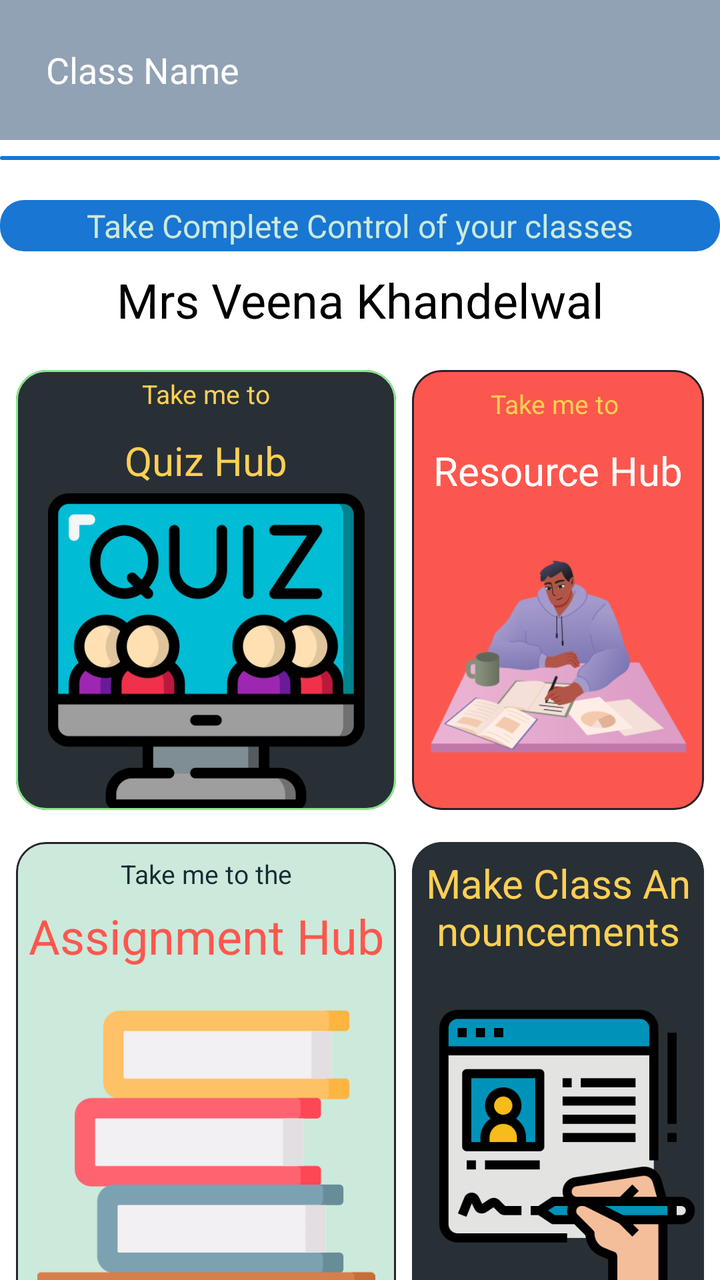
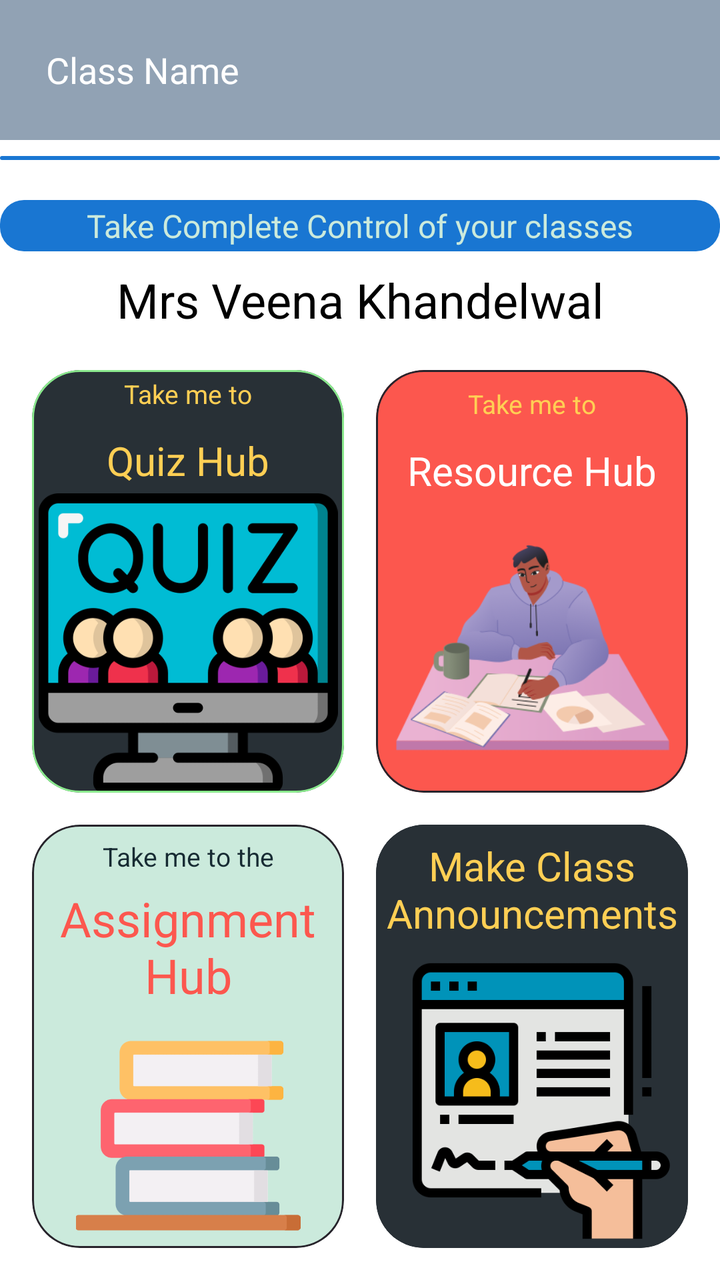

Two renders of the same Android screen: before a commit and after it. Below are the layout's source before the change and the commit's diff.
<!-- AndroidManifest.xml: application theme Theme.Reater -->
<!-- res/layout/fragment_teacher_class_details.xml -->
<?xml version="1.0" encoding="utf-8"?>
<layout xmlns:android="http://schemas.android.com/apk/res/android"
    xmlns:app="http://schemas.android.com/apk/res-auto"
    xmlns:tools="http://schemas.android.com/tools">



    <androidx.constraintlayout.widget.ConstraintLayout
        android:layout_width="match_parent"
        android:layout_height="match_parent"
        android:background="@color/white"
        tools:context=".teacherapp.TeacherMainActivity">

        <androidx.appcompat.widget.Toolbar
            android:id="@+id/toolbar2"
            android:layout_width="match_parent"
            android:layout_height="70dp"
            android:background="@color/slightgrey"
            app:layout_constraintEnd_toEndOf="parent"
            app:layout_constraintStart_toStartOf="parent"
            app:layout_constraintTop_toTopOf="parent">

            <TextView
                android:id="@+id/ClassNameID"
                android:layout_width="match_parent"
                android:layout_height="50dp"
                android:gravity="center|start"

                android:padding="7dp"
                android:text="Class Name"
                android:textColor="@color/white"
                android:textSize="18sp"
                app:fontFamily="@font/barlow_extrabold"
                tools:layout_editor_absoluteX="16dp"
                tools:layout_editor_absoluteY="10dp">

            </TextView>
        </androidx.appcompat.widget.Toolbar>

        <View
            android:id="@+id/view5"
            android:layout_width="match_parent"
            android:layout_height="2dp"
            android:layout_marginTop="8dp"
            android:background="@drawable/lcr"
            app:layout_constraintEnd_toEndOf="parent"
            app:layout_constraintStart_toStartOf="parent"
            app:layout_constraintTop_toBottomOf="@+id/toolbar2">

        </View>


        <TextView
            android:id="@+id/textView56"
            android:layout_width="0dp"
            android:layout_height="wrap_content"
            android:layout_marginTop="20dp"
            android:background="@drawable/lcr"
            android:gravity="center"
            android:padding="2dp"
            android:text="Take Complete Control of your classes"
            android:textColor="@color/maybecyant"
            android:textSize="16sp"
            app:fontFamily="@font/mazzardextrabold"
            app:layout_constraintEnd_toEndOf="parent"
            app:layout_constraintHorizontal_bias="0.0"
            app:layout_constraintStart_toStartOf="parent"
            app:layout_constraintTop_toBottomOf="@+id/view5" />

        <TextView
            android:id="@+id/textView58"
            android:layout_width="0dp"
            android:layout_height="wrap_content"
            android:layout_marginTop="5dp"

            android:gravity="center"
            android:padding="3dp"
            android:text="Mrs Veena Khandelwal"
            android:textColor="@color/black"
            android:textSize="24sp"
            app:fontFamily="@font/barlow_extrabold"
            app:layout_constraintEnd_toEndOf="parent"
            app:layout_constraintStart_toStartOf="parent"
            app:layout_constraintTop_toBottomOf="@+id/textView56" />

        <com.google.android.material.card.MaterialCardView
            android:id="@+id/cardViewA"
            android:layout_width="190dp"
            app:strokeWidth="1dp"
            app:strokeColor="@color/brightgreen"
            app:cardBackgroundColor="@color/ShadeofDark"

            android:layout_height="220dp"
            android:layout_marginStart="8dp"
            app:cardCornerRadius="15dp"
            android:layout_marginTop="16dp"
            app:layout_constraintStart_toStartOf="parent"
            app:layout_constraintTop_toBottomOf="@+id/textView58">

            

            <androidx.constraintlayout.widget.ConstraintLayout
                android:layout_width="match_parent"
                android:layout_height="match_parent">

                <TextView
                    android:id="@+id/textView62"
                    android:layout_width="wrap_content"
                    android:layout_height="wrap_content"
                    android:text="Take me to"
                    android:gravity="center"
                    android:padding="3dp"
                    android:textColor="@color/yellow"
                    android:textSize="13sp"
                    app:fontFamily="@font/mazzardextrabold"
                    app:layout_constraintEnd_toEndOf="parent"
                    app:layout_constraintStart_toStartOf="parent"
                    app:layout_constraintTop_toTopOf="parent" />

                <TextView
                    android:id="@+id/textView63"
                    android:layout_width="wrap_content"
                    android:layout_height="wrap_content"
                    android:layout_marginTop="5dp"
                    android:text="Quiz Hub"
                    android:gravity="center"
                    android:padding="3dp"
                    android:textColor="@color/yellow"
                    android:textSize="20sp"
                    app:fontFamily="@font/mazzardextrabold"
                    app:layout_constraintEnd_toEndOf="parent"
                    app:layout_constraintStart_toStartOf="parent"
                    app:layout_constraintTop_toBottomOf="@+id/textView62" />

                <ImageView
                    android:id="@+id/imageView37"
                    android:layout_width="0dp"
                    android:layout_height="0dp"
                    app:layout_constraintBottom_toBottomOf="parent"
                    app:layout_constraintEnd_toEndOf="parent"
                    app:layout_constraintStart_toStartOf="parent"
                    app:layout_constraintTop_toBottomOf="@id/textView63"
                    app:srcCompat="@drawable/quiz_new_icon" />
            </androidx.constraintlayout.widget.ConstraintLayout>
        </com.google.android.material.card.MaterialCardView>

        
        <com.google.android.material.card.MaterialCardView
            android:id="@+id/cardViewB"
            android:layout_width="0dp"
            android:layout_height="0dp"
            android:layout_marginStart="8dp"
            android:layout_marginEnd="8dp"
            app:cardBackgroundColor="@color/mixred"
            app:cardCornerRadius="15dp"
            app:layout_constraintBottom_toBottomOf="@+id/cardViewA"
            app:layout_constraintEnd_toEndOf="parent"
            app:layout_constraintStart_toEndOf="@+id/cardViewA"
            app:layout_constraintTop_toTopOf="@+id/cardViewA"
            app:strokeColor="@color/BalticSeabgcolor"
            app:strokeWidth="1dp">


            <androidx.constraintlayout.widget.ConstraintLayout
                android:layout_width="match_parent"
                android:layout_height="match_parent">

                <TextView
                    android:id="@+id/textView65"
                    android:layout_width="wrap_content"
                    android:layout_height="wrap_content"
                    android:layout_marginTop="5dp"
                    android:gravity="center"
                    android:padding="3dp"
                    android:text="Resource Hub"
                    android:textColor="@color/white"
                    android:textSize="20sp"
                    app:fontFamily="@font/mazzardextrabold"
                    app:layout_constraintEnd_toEndOf="parent"
                    app:layout_constraintStart_toStartOf="parent"
                    app:layout_constraintTop_toBottomOf="@+id/textView66" />

                <ImageView
                    android:id="@+id/imageView39"
                    android:layout_width="wrap_content"
                    android:layout_height="0dp"
                    android:layout_marginTop="3dp"
                    app:layout_constraintBottom_toBottomOf="parent"
                    app:layout_constraintEnd_toEndOf="parent"
                    app:layout_constraintStart_toStartOf="parent"
                    app:layout_constraintTop_toBottomOf="@+id/textView65"
                    app:srcCompat="@drawable/doinghomework" />

                <TextView
                    android:id="@+id/textView66"
                    android:layout_width="wrap_content"
                    android:layout_height="wrap_content"
                    android:layout_marginTop="5dp"
                    android:gravity="center"
                    android:padding="3dp"
                    android:text="Take me to "
                    android:textColor="@color/yellow"
                    android:textSize="13sp"
                    app:fontFamily="@font/mazzardextrabold"
                    app:layout_constraintEnd_toEndOf="parent"
                    app:layout_constraintStart_toStartOf="parent"
                    app:layout_constraintTop_toTopOf="parent" />
            </androidx.constraintlayout.widget.ConstraintLayout>
        </com.google.android.material.card.MaterialCardView>

        <com.google.android.material.card.MaterialCardView
            android:id="@+id/cardViewC"
            android:layout_width="190dp"
            android:layout_height="240dp"
            android:layout_marginStart="8dp"
            app:strokeWidth="1dp"
            app:strokeColor="@color/BalticSeabgcolor"
            app:cardCornerRadius="15dp"
            app:cardBackgroundColor="@color/maybecyant"
            android:layout_marginTop="16dp"
            app:layout_constraintStart_toStartOf="parent"
            app:layout_constraintTop_toBottomOf="@+id/cardViewA">

            <androidx.constraintlayout.widget.ConstraintLayout
                android:layout_width="match_parent"
                android:layout_height="match_parent">

                <TextView
                    android:id="@+id/textView60"
                    android:layout_width="wrap_content"
                    android:layout_height="wrap_content"
                    android:layout_marginTop="4dp"
                    android:gravity="center"
                    android:padding="3dp"
                    android:text="Take me to the"
                    android:textColor="@color/greenishbg"
                    android:textSize="13sp"
                    app:fontFamily="@font/mazzardextrabold"
                    app:layout_constraintEnd_toEndOf="parent"
                    app:layout_constraintStart_toStartOf="parent"
                    app:layout_constraintTop_toTopOf="parent" />

                <ImageView
                    android:id="@+id/imageView36"
                    android:layout_width="0dp"
                    android:layout_height="0dp"
                    android:layout_marginTop="5dp"
                    app:layout_constraintBottom_toBottomOf="parent"
                    app:layout_constraintEnd_toEndOf="parent"
                    app:layout_constraintHorizontal_bias="0.0"
                    app:layout_constraintStart_toStartOf="parent"
                    app:layout_constraintTop_toBottomOf="@+id/textView61"
                    app:srcCompat="@drawable/books" />

                <TextView
                    android:id="@+id/textView61"
                    android:layout_width="wrap_content"
                    android:layout_height="wrap_content"
                    android:gravity="center"
                    android:padding="3dp"
                    android:text="Assignment Hub"
                    android:textColor="@color/mixred"
                    android:textSize="24sp"
                    app:fontFamily="@font/barlow_extrabold"
                    app:layout_constraintEnd_toEndOf="parent"
                    app:layout_constraintStart_toStartOf="parent"
                    app:layout_constraintTop_toBottomOf="@+id/textView60" />
            </androidx.constraintlayout.widget.ConstraintLayout>
        </com.google.android.material.card.MaterialCardView>

        
        <com.google.android.material.card.MaterialCardView
            android:id="@+id/cardViewD"
            android:layout_width="0dp"
            android:layout_height="0dp"
            app:cardBackgroundColor="@color/ShadeofDark"
            app:strokeWidth="1dp"
            app:strokeColor="@color/ShadeofDark"
            android:layout_marginStart="8dp"
            android:layout_marginTop="16dp"
            app:cardCornerRadius="15dp"
            android:layout_marginEnd="8dp"
            app:layout_constraintBottom_toBottomOf="@+id/cardViewC"
            app:layout_constraintEnd_toEndOf="parent"
            app:layout_constraintStart_toEndOf="@+id/cardViewC"
            app:layout_constraintTop_toBottomOf="@+id/cardViewB">

            

            <androidx.constraintlayout.widget.ConstraintLayout
                android:layout_width="match_parent"
                android:layout_height="match_parent">

                <TextView
                    android:id="@+id/textView64"
                    android:layout_width="wrap_content"
                    android:layout_height="wrap_content"
                    android:layout_marginTop="4dp"
                    android:gravity="center"
                    android:padding="3dp"
                    android:text="Make Class Announcements"
                    android:textColor="@color/yellow"
                    android:textSize="20sp"
                    app:fontFamily="@font/mazzardextrabold"
                    app:layout_constraintEnd_toEndOf="parent"
                    app:layout_constraintStart_toStartOf="parent"
                    app:layout_constraintTop_toTopOf="parent" />

                <ImageView
                    android:id="@+id/imageView38"
                    android:layout_width="wrap_content"
                    android:layout_height="0dp"
                    android:layout_marginTop="4dp"
                    app:layout_constraintBottom_toBottomOf="parent"
                    app:layout_constraintEnd_toEndOf="parent"
                    app:layout_constraintStart_toStartOf="parent"
                    app:layout_constraintTop_toBottomOf="@+id/textView64"
                    app:srcCompat="@drawable/register" />
            </androidx.constraintlayout.widget.ConstraintLayout>
        </com.google.android.material.card.MaterialCardView>



    </androidx.constraintlayout.widget.ConstraintLayout>
</layout>
<!-- resources referenced by this layout -->
<resources>
  <color name="BalticSeabgcolor">#28242c</color>
  <color name="ShadeofDark">#283036</color>
  <color name="black">#FF000000</color>
  <color name="brightgreen">#8AE98D</color>
  <color name="greenishbg">#172B33</color>
  <color name="maybecyant">#cbeadc</color>
  <color name="mixred">#FC574E</color>
  <color name="slightgrey">#91a2b4</color>
  <color name="white">#FFFFFF</color>
  <color name="yellow">#FFCF54</color>
  <!-- drawable books: png bitmap (drawable-v24, 6737 bytes) -->
  <!-- drawable doinghomework: png bitmap (drawable-v24, 25525 bytes) -->
  <!-- drawable lcr (drawable) -->
  <?xml version="1.0" encoding="utf-8"?>
  <shape xmlns:android="http://schemas.android.com/apk/res/android">
      <solid android:color="@color/colorPrimary"/>
      <corners android:radius="12dp" />
  </shape>
  <!-- drawable quiz_new_icon: png bitmap (drawable-v24, 29377 bytes) -->
  <!-- drawable register: png bitmap (drawable-v24, 14361 bytes) -->
  <style name="Theme.Reater" parent="Theme.Material3.DayNight.NoActionBar">
          
          <item name="colorPrimary">@color/iiitu_navy</item>
          <item name="colorOnPrimary">@color/iiitu_white</item>
          <item name="colorPrimaryContainer">@color/iiitu_navy_light</item>
          <item name="colorOnPrimaryContainer">@color/iiitu_white</item>
          <item name="colorSecondary">@color/iiitu_accent</item>
          <item name="colorOnSecondary">@color/iiitu_white</item>
          <item name="colorSecondaryContainer">@color/iiitu_navy_dark</item>
          <item name="colorOnSecondaryContainer">@color/iiitu_white</item>
          <item name="colorTertiary">@color/iiitu_gold</item>
          <item name="colorOnTertiary">@color/iiitu_navy_dark</item>
          <item name="colorTertiaryContainer">@color/iiitu_gold_light</item>
          <item name="colorOnTertiaryContainer">@color/iiitu_navy</item>
          <item name="colorError">@color/colorError</item>
          <item name="colorOnError">@color/colorOnError</item>
          <item name="colorSurface">@color/iiitu_white</item>
          <item name="colorOnSurface">@color/premium_text_primary</item>
          <item name="colorSurfaceVariant">@color/iiitu_light_bg</item>
          <item name="colorOnSurfaceVariant">@color/premium_text_secondary</item>
  
          
          <item name="android:colorBackground">@color/iiitu_light_bg</item>
          <item name="android:statusBarColor" tools:targetApi="l">@color/iiitu_navy</item>
  
          
          <item name="android:fontFamily">sans-serif</item>
      </style>
  <color name="colorPrimary">#1976D2</color>
  <color name="iiitu_navy">#003366</color>
  <color name="iiitu_white">#FFFFFF</color>
  <color name="iiitu_navy_light">#004488</color>
  <color name="iiitu_accent">#0066CC</color>
  <color name="iiitu_navy_dark">#002244</color>
  <color name="iiitu_gold">#FFB81C</color>
  <color name="iiitu_gold_light">#FFC94D</color>
  <color name="colorError">#D32F2F</color>
  <color name="colorOnError">#FFFFFF</color>
  <color name="premium_text_primary">#0F172A</color>
  <color name="iiitu_light_bg">#F5F7FA</color>
  <color name="premium_text_secondary">#475569</color>
</resources>

<!-- the commit's change to res/layout/fragment_teacher_class_details.xml (unified diff, before → after) -->
@@ -83,21 +83,26 @@
             app:layout_constraintStart_toStartOf="parent"
             app:layout_constraintTop_toBottomOf="@+id/textView56" />
 
+        <GridLayout
+            android:layout_width="match_parent"
+            android:layout_height="0dp"
+            android:layout_margin="8dp"
+            android:columnCount="2"
+            android:rowCount="2"
+            app:layout_constraintTop_toBottomOf="@+id/textView58"
+            app:layout_constraintBottom_toBottomOf="parent">
+
         <com.google.android.material.card.MaterialCardView
             android:id="@+id/cardViewA"
-            android:layout_width="190dp"
+            android:layout_width="0dp"
+            android:layout_height="0dp"
+            android:layout_rowWeight="1"
+            android:layout_columnWeight="1"
+            android:layout_margin="8dp"
             app:strokeWidth="1dp"
             app:strokeColor="@color/brightgreen"
             app:cardBackgroundColor="@color/ShadeofDark"
-
-            android:layout_height="220dp"
-            android:layout_marginStart="8dp"
-            app:cardCornerRadius="15dp"
-            android:layout_marginTop="16dp"
-            app:layout_constraintStart_toStartOf="parent"
-            app:layout_constraintTop_toBottomOf="@+id/textView58">
-
-            
+            app:cardCornerRadius="24dp">
 
             <androidx.constraintlayout.widget.ConstraintLayout
                 android:layout_width="match_parent"
@@ -105,7 +110,7 @@
 
                 <TextView
                     android:id="@+id/textView62"
-                    android:layout_width="wrap_content"
+                    android:layout_width="match_parent"
                     android:layout_height="wrap_content"
                     android:text="Take me to"
                     android:gravity="center"
@@ -113,13 +118,11 @@
                     android:textColor="@color/yellow"
                     android:textSize="13sp"
                     app:fontFamily="@font/mazzardextrabold"
-                    app:layout_constraintEnd_toEndOf="parent"
-                    app:layout_constraintStart_toStartOf="parent"
                     app:layout_constraintTop_toTopOf="parent" />
 
                 <TextView
                     android:id="@+id/textView63"
-                    android:layout_width="wrap_content"
+                    android:layout_width="match_parent"
                     android:layout_height="wrap_content"
                     android:layout_marginTop="5dp"
                     android:text="Quiz Hub"
@@ -128,8 +131,6 @@
                     android:textColor="@color/yellow"
                     android:textSize="20sp"
                     app:fontFamily="@font/mazzardextrabold"
-                    app:layout_constraintEnd_toEndOf="parent"
-                    app:layout_constraintStart_toStartOf="parent"
                     app:layout_constraintTop_toBottomOf="@+id/textView62" />
 
                 <ImageView
@@ -149,25 +150,34 @@
             android:id="@+id/cardViewB"
             android:layout_width="0dp"
             android:layout_height="0dp"
-            android:layout_marginStart="8dp"
-            android:layout_marginEnd="8dp"
+            android:layout_rowWeight="1"
+            android:layout_columnWeight="1"
+            android:layout_margin="8dp"
             app:cardBackgroundColor="@color/mixred"
-            app:cardCornerRadius="15dp"
-            app:layout_constraintBottom_toBottomOf="@+id/cardViewA"
-            app:layout_constraintEnd_toEndOf="parent"
-            app:layout_constraintStart_toEndOf="@+id/cardViewA"
-            app:layout_constraintTop_toTopOf="@+id/cardViewA"
+            app:cardCornerRadius="24dp"
             app:strokeColor="@color/BalticSeabgcolor"
             app:strokeWidth="1dp">
 
-
             <androidx.constraintlayout.widget.ConstraintLayout
                 android:layout_width="match_parent"
                 android:layout_height="match_parent">
 
                 <TextView
+                    android:id="@+id/textView66"
+                    android:layout_width="match_parent"
+                    android:layout_height="wrap_content"
+                    android:layout_marginTop="5dp"
+                    android:gravity="center"
+                    android:padding="3dp"
+                    android:text="Take me to"
+                    android:textColor="@color/yellow"
+                    android:textSize="13sp"
+                    app:fontFamily="@font/mazzardextrabold"
+                    app:layout_constraintTop_toTopOf="parent" />
+
+                <TextView
                     android:id="@+id/textView65"
-                    android:layout_width="wrap_content"
+                    android:layout_width="match_parent"
                     android:layout_height="wrap_content"
                     android:layout_marginTop="5dp"
                     android:gravity="center"
@@ -176,8 +186,6 @@
                     android:textColor="@color/white"
                     android:textSize="20sp"
                     app:fontFamily="@font/mazzardextrabold"
-                    app:layout_constraintEnd_toEndOf="parent"
-                    app:layout_constraintStart_toStartOf="parent"
                     app:layout_constraintTop_toBottomOf="@+id/textView66" />
 
                 <ImageView
@@ -191,35 +199,21 @@
                     app:layout_constraintTop_toBottomOf="@+id/textView65"
                     app:srcCompat="@drawable/doinghomework" />
 
-                <TextView
-                    android:id="@+id/textView66"
-                    android:layout_width="wrap_content"
-                    android:layout_height="wrap_content"
-                    android:layout_marginTop="5dp"
-                    android:gravity="center"
-                    android:padding="3dp"
-                    android:text="Take me to "
-                    android:textColor="@color/yellow"
-                    android:textSize="13sp"
-                    app:fontFamily="@font/mazzardextrabold"
-                    app:layout_constraintEnd_toEndOf="parent"
-                    app:layout_constraintStart_toStartOf="parent"
-                    app:layout_constraintTop_toTopOf="parent" />
             </androidx.constraintlayout.widget.ConstraintLayout>
         </com.google.android.material.card.MaterialCardView>
 
+        
         <com.google.android.material.card.MaterialCardView
             android:id="@+id/cardViewC"
-            android:layout_width="190dp"
-            android:layout_height="240dp"
-            android:layout_marginStart="8dp"
+            android:layout_width="0dp"
+            android:layout_height="0dp"
+            android:layout_rowWeight="1"
+            android:layout_columnWeight="1"
+            android:layout_margin="8dp"
             app:strokeWidth="1dp"
             app:strokeColor="@color/BalticSeabgcolor"
-            app:cardCornerRadius="15dp"
-            app:cardBackgroundColor="@color/maybecyant"
-            android:layout_marginTop="16dp"
-            app:layout_constraintStart_toStartOf="parent"
-            app:layout_constraintTop_toBottomOf="@+id/cardViewA">
+            app:cardCornerRadius="24dp"
+            app:cardBackgroundColor="@color/maybecyant">
 
             <androidx.constraintlayout.widget.ConstraintLayout
                 android:layout_width="match_parent"
@@ -227,7 +221,7 @@
 
                 <TextView
                     android:id="@+id/textView60"
-                    android:layout_width="wrap_content"
+                    android:layout_width="match_parent"
                     android:layout_height="wrap_content"
                     android:layout_marginTop="4dp"
                     android:gravity="center"
@@ -236,10 +230,20 @@
                     android:textColor="@color/greenishbg"
                     android:textSize="13sp"
                     app:fontFamily="@font/mazzardextrabold"
-                    app:layout_constraintEnd_toEndOf="parent"
-                    app:layout_constraintStart_toStartOf="parent"
                     app:layout_constraintTop_toTopOf="parent" />
 
+                <TextView
+                    android:id="@+id/textView61"
+                    android:layout_width="match_parent"
+                    android:layout_height="wrap_content"
+                    android:gravity="center"
+                    android:padding="3dp"
+                    android:text="Assignment Hub"
+                    android:textColor="@color/mixred"
+                    android:textSize="24sp"
+                    app:fontFamily="@font/barlow_extrabold"
+                    app:layout_constraintTop_toBottomOf="@+id/textView60" />
+                
                 <ImageView
                     android:id="@+id/imageView36"
                     android:layout_width="0dp"
@@ -247,24 +251,10 @@
                     android:layout_marginTop="5dp"
                     app:layout_constraintBottom_toBottomOf="parent"
                     app:layout_constraintEnd_toEndOf="parent"
-                    app:layout_constraintHorizontal_bias="0.0"
                     app:layout_constraintStart_toStartOf="parent"
                     app:layout_constraintTop_toBottomOf="@+id/textView61"
                     app:srcCompat="@drawable/books" />
 
-                <TextView
-                    android:id="@+id/textView61"
-                    android:layout_width="wrap_content"
-                    android:layout_height="wrap_content"
-                    android:gravity="center"
-                    android:padding="3dp"
-                    android:text="Assignment Hub"
-                    android:textColor="@color/mixred"
-                    android:textSize="24sp"
-                    app:fontFamily="@font/barlow_extrabold"
-                    app:layout_constraintEnd_toEndOf="parent"
-                    app:layout_constraintStart_toStartOf="parent"
-                    app:layout_constraintTop_toBottomOf="@+id/textView60" />
             </androidx.constraintlayout.widget.ConstraintLayout>
         </com.google.android.material.card.MaterialCardView>
 
@@ -273,19 +263,13 @@
             android:id="@+id/cardViewD"
             android:layout_width="0dp"
             android:layout_height="0dp"
+            android:layout_rowWeight="1"
+            android:layout_columnWeight="1"
+            android:layout_margin="8dp"
             app:cardBackgroundColor="@color/ShadeofDark"
             app:strokeWidth="1dp"
             app:strokeColor="@color/ShadeofDark"
-            android:layout_marginStart="8dp"
-            android:layout_marginTop="16dp"
-            app:cardCornerRadius="15dp"
-            android:layout_marginEnd="8dp"
-            app:layout_constraintBottom_toBottomOf="@+id/cardViewC"
-            app:layout_constraintEnd_toEndOf="parent"
-            app:layout_constraintStart_toEndOf="@+id/cardViewC"
-            app:layout_constraintTop_toBottomOf="@+id/cardViewB">
-
-            
+            app:cardCornerRadius="24dp">
 
             <androidx.constraintlayout.widget.ConstraintLayout
                 android:layout_width="match_parent"
@@ -293,7 +277,7 @@
 
                 <TextView
                     android:id="@+id/textView64"
-                    android:layout_width="wrap_content"
+                    android:layout_width="match_parent"
                     android:layout_height="wrap_content"
                     android:layout_marginTop="4dp"
                     android:gravity="center"
@@ -302,8 +286,6 @@
                     android:textColor="@color/yellow"
                     android:textSize="20sp"
                     app:fontFamily="@font/mazzardextrabold"
-                    app:layout_constraintEnd_toEndOf="parent"
-                    app:layout_constraintStart_toStartOf="parent"
                     app:layout_constraintTop_toTopOf="parent" />
 
                 <ImageView
@@ -319,6 +301,8 @@
             </androidx.constraintlayout.widget.ConstraintLayout>
         </com.google.android.material.card.MaterialCardView>
 
+        </GridLayout>
+
 
 
     </androidx.constraintlayout.widget.ConstraintLayout>
